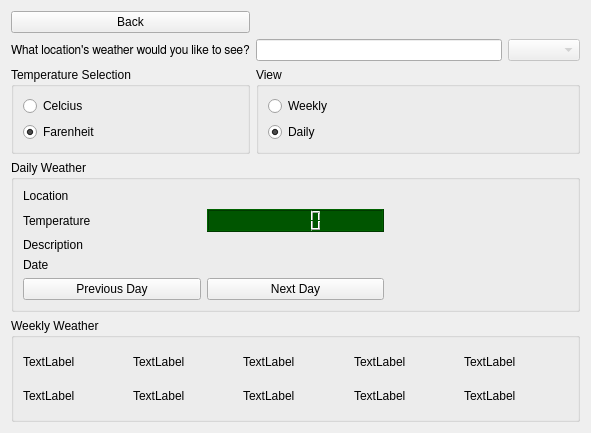
Old version of the form weatherwindow.ui in the repository steven938/Raspi-Widget.
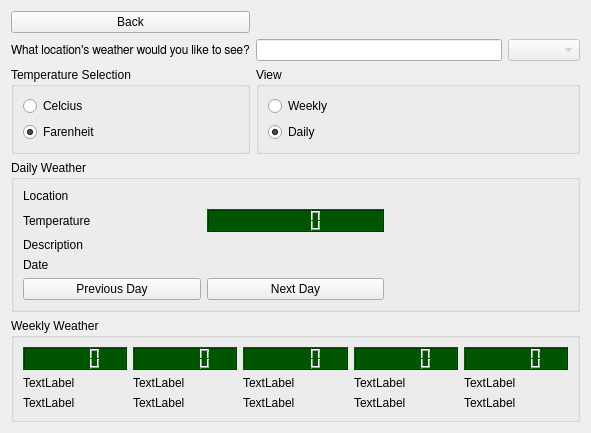
New version of the form.

Commit message: finished weather

```diff
--- a/weatherwindow.ui
+++ b/weatherwindow.ui
@@ -180,6 +180,56 @@
         </property>
        </widget>
       </item>
+      <item row="0" column="0">
+       <widget class="QLCDNumber" name="temp_1">
+        <property name="styleSheet">
+         <string notr="true">QLCDNumber{
+    color: rgb(255, 89, 242);    
+    background-color: rgb(0, 85, 0);
+}</string>
+        </property>
+       </widget>
+      </item>
+      <item row="0" column="1">
+       <widget class="QLCDNumber" name="temp_2">
+        <property name="styleSheet">
+         <string notr="true">QLCDNumber{
+    color: rgb(255, 89, 242);    
+    background-color: rgb(0, 85, 0);
+}</string>
+        </property>
+       </widget>
+      </item>
+      <item row="0" column="2">
+       <widget class="QLCDNumber" name="temp_3">
+        <property name="styleSheet">
+         <string notr="true">QLCDNumber{
+    color: rgb(255, 89, 242);    
+    background-color: rgb(0, 85, 0);
+}</string>
+        </property>
+       </widget>
+      </item>
+      <item row="0" column="3">
+       <widget class="QLCDNumber" name="temp_4">
+        <property name="styleSheet">
+         <string notr="true">QLCDNumber{
+    color: rgb(255, 89, 242);    
+    background-color: rgb(0, 85, 0);
+}</string>
+        </property>
+       </widget>
+      </item>
+      <item row="0" column="4">
+       <widget class="QLCDNumber" name="temp_5">
+        <property name="styleSheet">
+         <string notr="true">QLCDNumber{
+    color: rgb(255, 89, 242);    
+    background-color: rgb(0, 85, 0);
+}</string>
+        </property>
+       </widget>
+      </item>
      </layout>
     </widget>
    </item>
```
The commit also changes 2 other files.
